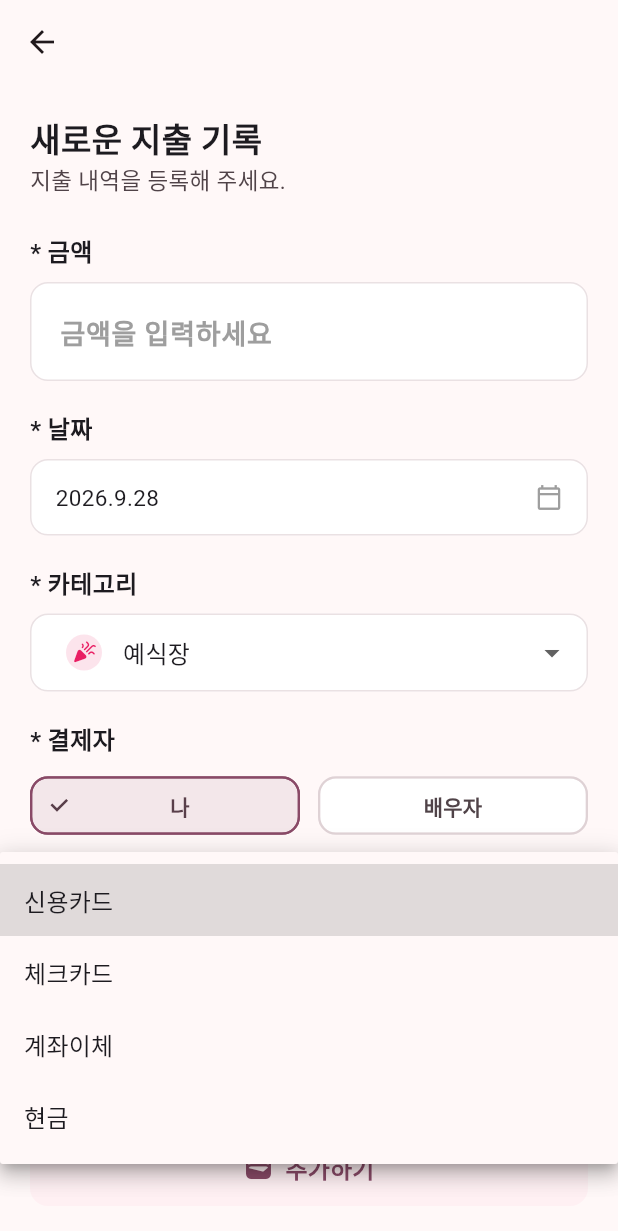
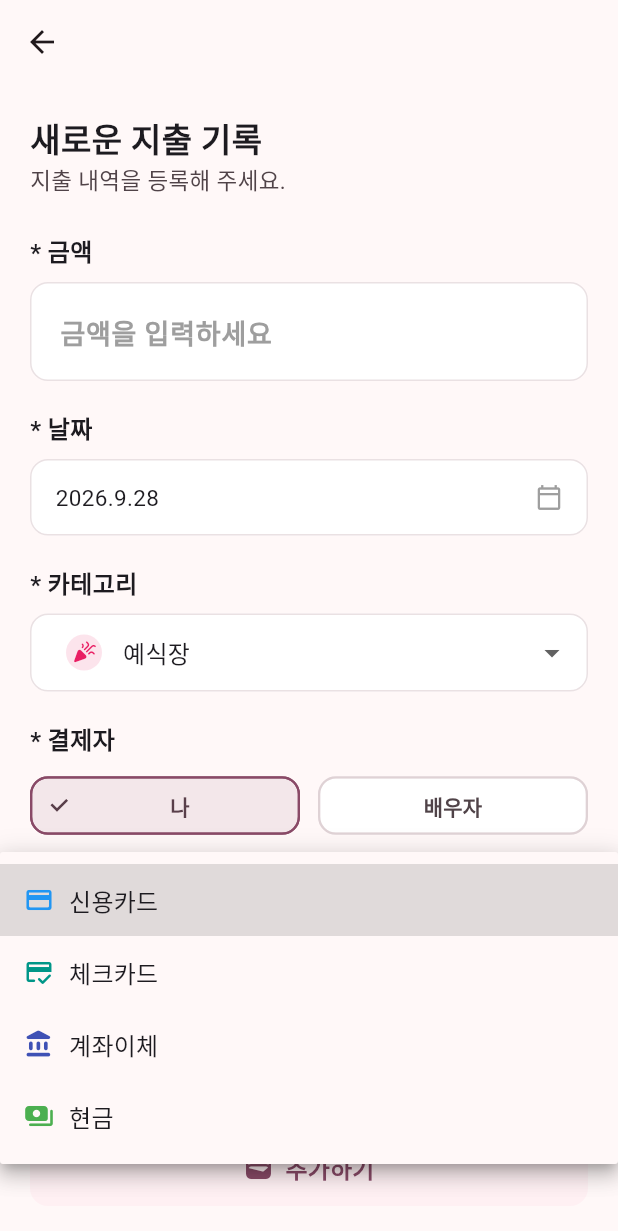
Before and after one commit to byeon-ji-young/wedding_money_manager_mobile, a Flutter app: the ExpenseRegisterScreen screen opened directly, after a tap on "신용카드", on a phone screen of 412 x 824 dp. Shown: the top 1231 px of the screen. Run offline on Flutter 3.47's test engine with Material 3 defaults, Android fonts, the phone set to English and light mode, and no system bars; our stand-ins replace file_picker, google_fonts, sqflite; accounts and stored records are empty; Roboto replaces fonts that are missing (Jua).

Commit message:
style: 결제수단 아이콘 및 색상 추가

```diff
--- a/lib/screens/expense_register_screen.dart
+++ b/lib/screens/expense_register_screen.dart
@@ -4,6 +4,7 @@ import 'package:flutter/services.dart';
 
 import '../utils/date_time_utils.dart';
 import '../utils/category_utils.dart';
+import '../utils/payment_method_utils.dart';
 
 import '../database/database_helper.dart';
 
@@ -542,11 +543,63 @@ class _ExpenseRegisterScreenState extends State<ExpenseRegisterScreen> {
                   borderSide: BorderSide(color: primaryColor, width: 1.5),
                 ),
               ),
-              items: const [
-                DropdownMenuItem(value: '신용카드', child: Text('신용카드')),
-                DropdownMenuItem(value: '체크카드', child: Text('체크카드')),
-                DropdownMenuItem(value: '계좌이체', child: Text('계좌이체')),
-                DropdownMenuItem(value: '현금', child: Text('현금')),
+              items: [
+                DropdownMenuItem(
+                  value: '신용카드',
+                  child: Row(
+                    children: [
+                      Icon(
+                        getPaymentMethodIcon('신용카드'),
+                        size: 20,
+                        color: getPaymentMethodColor('신용카드'),
+                      ),
+                      const SizedBox(width: 10),
+                      const Text('신용카드'),
+                    ],
+                  ),
+                ),
+                DropdownMenuItem(
+                  value: '체크카드',
+                  child: Row(
+                    children: [
+                      Icon(
+                        getPaymentMethodIcon('체크카드'),
+                        size: 20,
+                        color: getPaymentMethodColor('체크카드'),
+                      ),
+                      const SizedBox(width: 10),
+                      const Text('체크카드'),
+                    ],
+                  ),
+                ),
+                DropdownMenuItem(
+                  value: '계좌이체',
+                  child: Row(
+                    children: [
+                      Icon(
+                        getPaymentMethodIcon('계좌이체'),
+                        size: 20,
+                        color: getPaymentMethodColor('계좌이체'),
+                      ),
+                      const SizedBox(width: 10),
+                      const Text('계좌이체'),
+                    ],
+                  ),
+                ),
+                DropdownMenuItem(
+                  value: '현금',
+                  child: Row(
+                    children: [
+                      Icon(
+                        getPaymentMethodIcon('현금'),
+                        size: 20,
+                        color: getPaymentMethodColor('현금'),
+                      ),
+                      const SizedBox(width: 10),
+                      const Text('현금'),
+                    ],
+                  ),
+                ),
               ],
               onChanged: (value) {
                 if (value == null) {
--- a/lib/screens/statistics_screen.dart
+++ b/lib/screens/statistics_screen.dart
@@ -3,6 +3,7 @@ import 'package:flutter/material.dart';
 import '../database/database_helper.dart';
 
 import '../utils/category_utils.dart';
+import '../utils/payment_method_utils.dart';
 
 import 'category_detail_screen.dart';
 
@@ -433,15 +434,11 @@ class _StatisticsScreenState extends State<StatisticsScreen> {
                                     Row(
                                       children: [
                                         Icon(
-                                          paymentMethod == '신용카드'
-                                              ? Icons.credit_card_rounded
-                                              : paymentMethod == '체크카드'
-                                              ? Icons.credit_score_rounded
-                                              : paymentMethod == '계좌이체'
-                                              ? Icons.account_balance_rounded
-                                              : Icons.payments_rounded,
+                                          getPaymentMethodIcon(paymentMethod),
                                           size: 22,
-                                          color: colorScheme.primary,
+                                          color: getPaymentMethodColor(
+                                            paymentMethod,
+                                          ),
                                         ),
 
                                         const SizedBox(width: 10),
@@ -478,6 +475,7 @@ class _StatisticsScreenState extends State<StatisticsScreen> {
                                             child: LinearProgressIndicator(
                                               value: percentage,
                                               minHeight: 7,
+                                              // color: getPaymentMethodColor(paymentMethod),
                                             ),
                                           ),
                                         ),
@@ -492,6 +490,7 @@ class _StatisticsScreenState extends State<StatisticsScreen> {
                                             style: TextStyle(
                                               fontSize: 13,
                                               fontWeight: FontWeight.bold,
+                                              // color: getPaymentMethodColor(paymentMethod),
                                               color: colorScheme.primary,
                                             ),
                                           ),
--- a/lib/utils/category_utils.dart
+++ b/lib/utils/category_utils.dart
@@ -1,5 +1,6 @@
 import 'package:flutter/material.dart';
 
+// 카테고리별 아이콘
 IconData getCategoryIcon(String categoryName) {
   switch (categoryName) {
     case '예식장':
@@ -40,6 +41,7 @@ IconData getCategoryIcon(String categoryName) {
   }
 }
 
+// 카테고리별 색상
 Color getCategoryColor(String categoryName) {
   switch (categoryName) {
     case '예식장':
--- /dev/null
+++ b/lib/utils/payment_method_utils.dart
@@ -0,0 +1,33 @@
+import 'package:flutter/material.dart';
+
+// 결제수단별 아이콘
+IconData getPaymentMethodIcon(String paymentMethod) {
+  switch (paymentMethod) {
+    case '신용카드':
+      return Icons.credit_card_rounded;
+    case '체크카드':
+      return Icons.credit_score_rounded;
+    case '계좌이체':
+      return Icons.account_balance_rounded;
+    case '현금':
+      return Icons.payments_rounded;
+    default:
+      return Icons.credit_card_rounded;
+  }
+}
+
+// 결제수단별 색상
+Color getPaymentMethodColor(String paymentMethod) {
+  switch (paymentMethod) {
+    case '신용카드':
+      return Colors.blue;
+    case '체크카드':
+      return Colors.teal;
+    case '계좌이체':
+      return Colors.indigo;
+    case '현금':
+      return Colors.green;
+    default:
+      return Colors.grey;
+  }
+}
```
